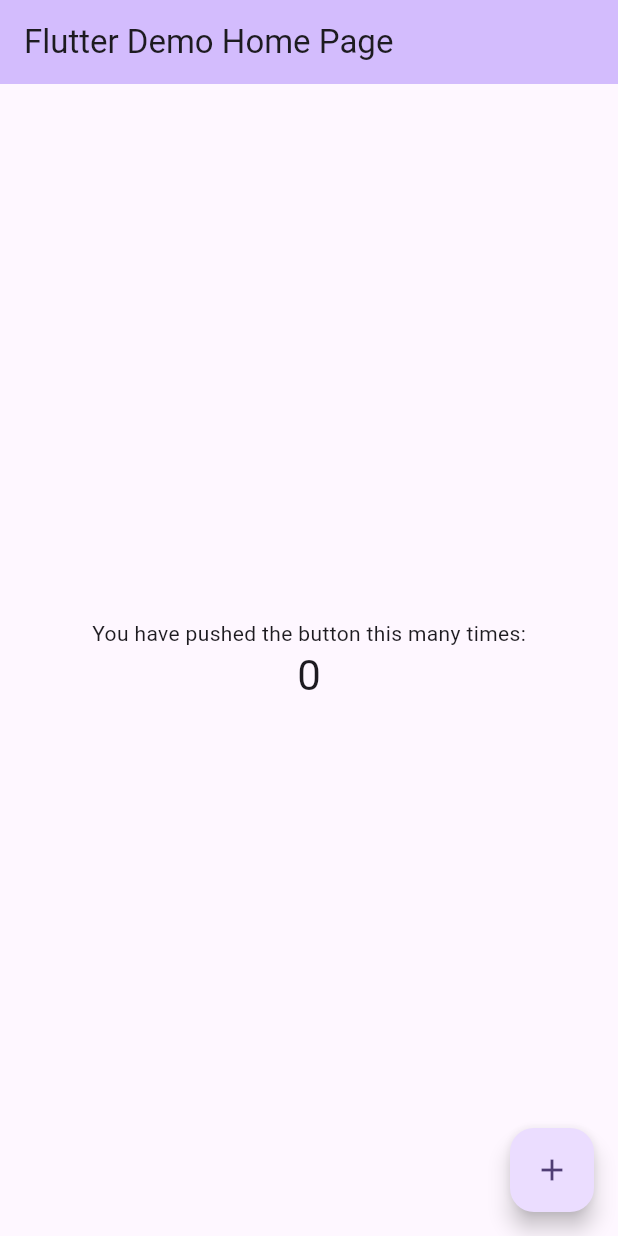
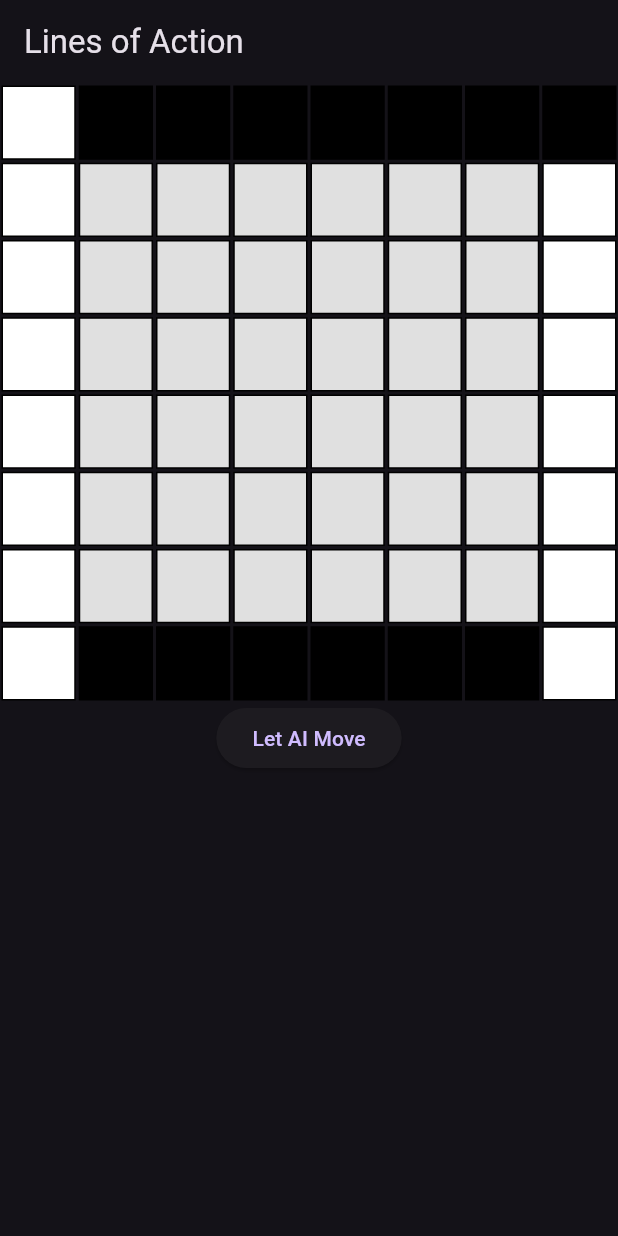
Before and after one commit to johuang50/loa-ai, a Flutter app: the screen it shows after launch, on a phone screen of 412 x 824 dp. Run offline on Flutter 3.47's test engine with Material 3 defaults, Android fonts, the phone set to English and light mode, and no system bars.

Commit message:
Add initial UI

```diff
--- a/ui/lib/main.dart
+++ b/ui/lib/main.dart
@@ -1,125 +1,121 @@
 import 'package:flutter/material.dart';
+import 'dart:convert';
+import 'package:http/http.dart' as http;
 
 void main() {
-  runApp(const MyApp());
+  runApp(const LinesOfActionApp());
 }
 
-class MyApp extends StatelessWidget {
-  const MyApp({super.key});
+class LinesOfActionApp extends StatelessWidget {
+  const LinesOfActionApp({super.key});
 
-  // This widget is the root of your application.
   @override
   Widget build(BuildContext context) {
     return MaterialApp(
-      title: 'Flutter Demo',
-      theme: ThemeData(
-        // This is the theme of your application.
-        //
-        // TRY THIS: Try running your application with "flutter run". You'll see
-        // the application has a purple toolbar. Then, without quitting the app,
-        // try changing the seedColor in the colorScheme below to Colors.green
-        // and then invoke "hot reload" (save your changes or press the "hot
-        // reload" button in a Flutter-supported IDE, or press "r" if you used
-        // the command line to start the app).
-        //
-        // Notice that the counter didn't reset back to zero; the application
-        // state is not lost during the reload. To reset the state, use hot
-        // restart instead.
-        //
-        // This works for code too, not just values: Most code changes can be
-        // tested with just a hot reload.
-        colorScheme: ColorScheme.fromSeed(seedColor: Colors.deepPurple),
-        useMaterial3: true,
-      ),
-      home: const MyHomePage(title: 'Flutter Demo Home Page'),
+      title: 'Lines of Action',
+      theme: ThemeData.dark(),
+      home: const GameScreen(),
     );
   }
 }
 
-class MyHomePage extends StatefulWidget {
-  const MyHomePage({super.key, required this.title});
-
-  // This widget is the home page of your application. It is stateful, meaning
-  // that it has a State object (defined below) that contains fields that affect
-  // how it looks.
-
-  // This class is the configuration for the state. It holds the values (in this
-  // case the title) provided by the parent (in this case the App widget) and
-  // used by the build method of the State. Fields in a Widget subclass are
-  // always marked "final".
-
-  final String title;
+class GameScreen extends StatefulWidget {
+  const GameScreen({super.key});
 
   @override
-  State<MyHomePage> createState() => _MyHomePageState();
+  State<GameScreen> createState() => _GameScreenState();
 }
 
-class _MyHomePageState extends State<MyHomePage> {
-  int _counter = 0;
+class _GameScreenState extends State<GameScreen> {
+  List<List<int>> board = List.generate(8, (_) => List.filled(8, 0));
 
-  void _incrementCounter() {
+  // Example initial positions: black on top/bottom row, white on left/right columns
+  @override
+  void initState() {
+    super.initState();
+    for (int i = 0; i < 8; i++) {
+      board[0][i] = 1;
+      board[7][i] = 1;
+      board[i][0] = -1;
+      board[i][7] = -1;
+    }
+  }
+
+  Future<void> getAIMove() async {
+    final url =
+        Uri.parse('http://localhost:5000/move'); // Change if hosted elsewhere
+    final response = await http.post(
+      url,
+      headers: {'Content-Type': 'application/json'},
+      body: jsonEncode({'board': board}),
+    );
+
+    if (response.statusCode == 200) {
+      final data = jsonDecode(response.body);
+      final move = data['move']; // [from_x, from_y, to_x, to_y]
+
       setState(() {
-      // This call to setState tells the Flutter framework that something has
-      // changed in this State, which causes it to rerun the build method below
-      // so that the display can reflect the updated values. If we changed
-      // _counter without calling setState(), then the build method would not be
-      // called again, and so nothing would appear to happen.
-      _counter++;
+        int fromX = move[0], fromY = move[1], toX = move[2], toY = move[3];
+        int piece = board[fromX][fromY];
+        board[fromX][fromY] = 0;
+        board[toX][toY] = piece;
       });
+    } else {
+      print('AI error: ${response.body}');
+    }
+  }
+
+  Widget buildSquare(int x, int y) {
+    int val = board[x][y];
+    Color color;
+    if (val == 1)
+      color = Colors.black;
+    else if (val == -1)
+      color = Colors.white;
+    else
+      color = Colors.grey.shade300;
+
+    return GestureDetector(
+      onTap: () {
+        // For now: just print location tapped
+        print('Tapped ($x, $y)');
+      },
+      child: Container(
+        margin: const EdgeInsets.all(1),
+        decoration: BoxDecoration(
+          color: color,
+          border: Border.all(color: Colors.black),
+        ),
+      ),
+    );
   }
 
   @override
   Widget build(BuildContext context) {
-    // This method is rerun every time setState is called, for instance as done
-    // by the _incrementCounter method above.
-    //
-    // The Flutter framework has been optimized to make rerunning build methods
-    // fast, so that you can just rebuild anything that needs updating rather
-    // than having to individually change instances of widgets.
     return Scaffold(
-      appBar: AppBar(
-        // TRY THIS: Try changing the color here to a specific color (to
-        // Colors.amber, perhaps?) and trigger a hot reload to see the AppBar
-        // change color while the other colors stay the same.
-        backgroundColor: Theme.of(context).colorScheme.inversePrimary,
-        // Here we take the value from the MyHomePage object that was created by
-        // the App.build method, and use it to set our appbar title.
-        title: Text(widget.title),
+      appBar: AppBar(title: const Text('Lines of Action')),
+      body: Column(
+        children: [
+          AspectRatio(
+            aspectRatio: 1,
+            child: GridView.builder(
+              gridDelegate: const SliverGridDelegateWithFixedCrossAxisCount(
+                crossAxisCount: 8,
               ),
-      body: Center(
-        // Center is a layout widget. It takes a single child and positions it
-        // in the middle of the parent.
-        child: Column(
-          // Column is also a layout widget. It takes a list of children and
-          // arranges them vertically. By default, it sizes itself to fit its
-          // children horizontally, and tries to be as tall as its parent.
-          //
-          // Column has various properties to control how it sizes itself and
-          // how it positions its children. Here we use mainAxisAlignment to
-          // center the children vertically; the main axis here is the vertical
-          // axis because Columns are vertical (the cross axis would be
-          // horizontal).
-          //
-          // TRY THIS: Invoke "debug painting" (choose the "Toggle Debug Paint"
-          // action in the IDE, or press "p" in the console), to see the
-          // wireframe for each widget.
-          mainAxisAlignment: MainAxisAlignment.center,
-          children: <Widget>[
-            const Text(
-              'You have pushed the button this many times:',
+              itemCount: 64,
+              itemBuilder: (context, index) {
+                int x = index ~/ 8;
+                int y = index % 8;
+                return buildSquare(x, y);
+              },
             ),
-            Text(
-              '$_counter',
-              style: Theme.of(context).textTheme.headlineMedium,
           ),
+          ElevatedButton(
+            onPressed: getAIMove,
+            child: const Text('Let AI Move'),
+          )
         ],
       ),
-      ),
-      floatingActionButton: FloatingActionButton(
-        onPressed: _incrementCounter,
-        tooltip: 'Increment',
-        child: const Icon(Icons.add),
-      ), // This trailing comma makes auto-formatting nicer for build methods.
     );
   }
 }
--- a/ui/pubspec.yaml
+++ b/ui/pubspec.yaml
@@ -35,6 +35,7 @@ dependencies:
   # The following adds the Cupertino Icons font to your application.
   # Use with the CupertinoIcons class for iOS style icons.
   cupertino_icons: ^1.0.6
+  http: ^1.2.2
 
 dev_dependencies:
   flutter_test:
```
Also changed, not shown: ui/pubspec.lock. Lines whose indentation alone changed are shown as unchanged.
